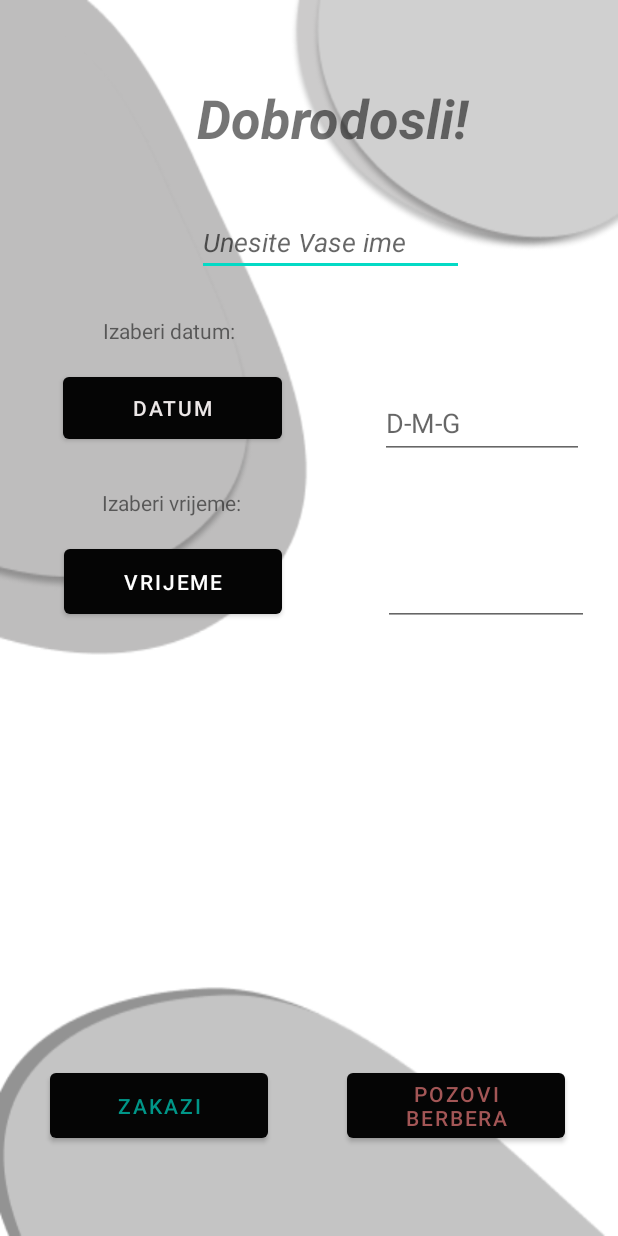
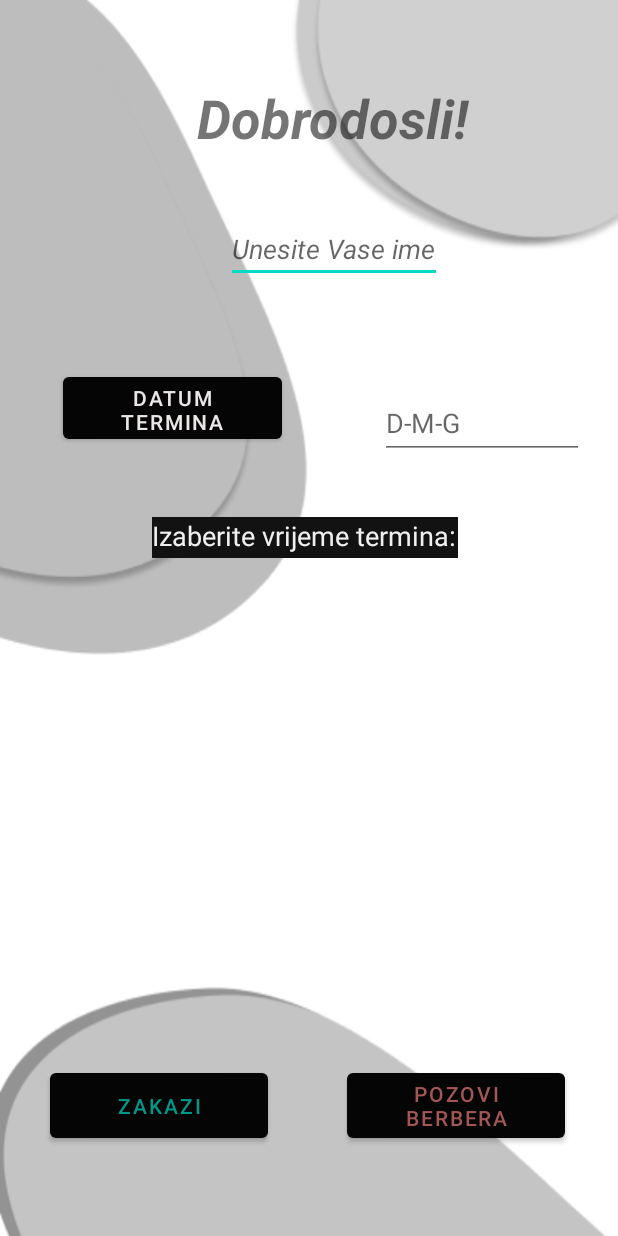
Before and after one commit to benib3/frizerApp, an Android app: the TerminAddActivity screen opened directly, with no data from a screen before it, on a phone screen of 412 x 824 dp. Run offline under Robolectric (Android 15) with nearby library versions, the phone set to English and light mode, and no system bars.

Commit message:
Update V1.1

```diff
--- a/app/src/main/java/com/example/frizer/TerminAddActivity.java
+++ b/app/src/main/java/com/example/frizer/TerminAddActivity.java
@@ -30,12 +30,13 @@ public class TerminAddActivity extends AppCompatActivity implements View.OnClick
         }
 
         btnDatePicker=(Button)findViewById(R.id.datePickerButton);
-        btnTimePicker=(Button)findViewById(R.id.timePickerButton);
+        /*btnTimePicker=(Button)findViewById(R.id.timePickerButton);*/
+        /*txtTime=(EditText)findViewById(R.id.textVrijeme);*/
         txtDate=(EditText)findViewById(R.id.textDatum);
-        txtTime=(EditText)findViewById(R.id.textVrijeme);
+
 
         btnDatePicker.setOnClickListener(this);
-        btnTimePicker.setOnClickListener(this);
+        /*btnTimePicker.setOnClickListener(this);*/
       //Za poziiv Bena
         findViewById(R.id.pozoviButton).setOnClickListener(new View.OnClickListener() {
             @Override
--- a/app/src/main/res/layout/activity_termin_add.xml
+++ b/app/src/main/res/layout/activity_termin_add.xml
@@ -9,14 +9,16 @@
 
     <EditText
         android:id="@+id/imeText"
-        android:layout_width="178dp"
-        android:layout_height="38dp"
+        android:layout_width="144dp"
+        android:layout_height="43dp"
         android:autofillHints=""
         android:ems="10"
         android:hint="Unesite Vase ime"
         android:inputType="textPersonName"
+        android:textColor="#000000"
         android:textColorHighlight="#2196F3"
         android:textColorLink="#050404"
+        android:textSize="18sp"
         android:textStyle="italic"
         app:layout_constraintBottom_toBottomOf="parent"
         app:layout_constraintEnd_toEndOf="parent"
@@ -46,7 +48,7 @@
         android:layout_width="146dp"
         android:layout_height="53dp"
         android:onClick="onClick"
-        android:text="Datum"
+        android:text="Datum termina"
         app:backgroundTint="#050505"
         android:textColor="#ECE7E7"
         app:layout_constraintBottom_toBottomOf="parent"
@@ -56,7 +58,7 @@
         app:layout_constraintTop_toTopOf="parent"
         app:layout_constraintVertical_bias="0.318" />
 
-    <Button
+   <!-- <Button
         android:id="@+id/timePickerButton"
         android:layout_width="145dp"
         android:layout_height="55dp"
@@ -68,7 +70,7 @@
         app:layout_constraintHorizontal_bias="0.161"
         app:layout_constraintStart_toStartOf="parent"
         app:layout_constraintTop_toTopOf="parent"
-        app:layout_constraintVertical_bias="0.468" />
+        app:layout_constraintVertical_bias="0.468" />-->
 
     <Button
         android:id="@+id/zakaziButton"
@@ -100,29 +102,35 @@
         app:layout_constraintTop_toTopOf="parent"
         app:layout_constraintVertical_bias="0.923" />
 
+<!--
     <TextView
         android:id="@+id/datumView"
         android:layout_width="wrap_content"
         android:layout_height="wrap_content"
         android:text="Izaberi datum:"
+        android:textSize="18sp"
         app:layout_constraintBottom_toBottomOf="parent"
         app:layout_constraintEnd_toEndOf="parent"
-        app:layout_constraintHorizontal_bias="0.211"
+        app:layout_constraintHorizontal_bias="0.217"
         app:layout_constraintStart_toStartOf="parent"
         app:layout_constraintTop_toTopOf="parent"
-        app:layout_constraintVertical_bias="0.262" />
+        app:layout_constraintVertical_bias="0.276" />
+-->
 
     <TextView
         android:id="@+id/vrijemeView"
-        android:layout_width="103dp"
-        android:layout_height="20dp"
-        android:text="Izaberi vrijeme:"
+        android:layout_width="204dp"
+        android:layout_height="27dp"
+        android:background="#121212"
+        android:text="Izaberite vrijeme termina:"
+        android:textColor="#F1F0F0"
+        android:textSize="18sp"
         app:layout_constraintBottom_toBottomOf="parent"
         app:layout_constraintEnd_toEndOf="parent"
-        app:layout_constraintHorizontal_bias="0.22"
+        app:layout_constraintHorizontal_bias="0.487"
         app:layout_constraintStart_toStartOf="parent"
         app:layout_constraintTop_toTopOf="parent"
-        app:layout_constraintVertical_bias="0.405" />
+        app:layout_constraintVertical_bias="0.433" />
 
     <EditText
         android:id="@+id/textDatum"
@@ -140,7 +148,7 @@
         app:layout_constraintTop_toTopOf="parent"
         app:layout_constraintVertical_bias="0.333" />
 
-    <EditText
+   <!-- <EditText
         android:id="@+id/textVrijeme"
         android:layout_width="137dp"
         android:layout_height="40dp"
@@ -153,7 +161,7 @@
         app:layout_constraintHorizontal_bias="0.929"
         app:layout_constraintStart_toStartOf="parent"
         app:layout_constraintTop_toTopOf="parent"
-        app:layout_constraintVertical_bias="0.481" />
+        app:layout_constraintVertical_bias="0.481" />-->
 
 
 </androidx.constraintlayout.widget.ConstraintLayout>
```
